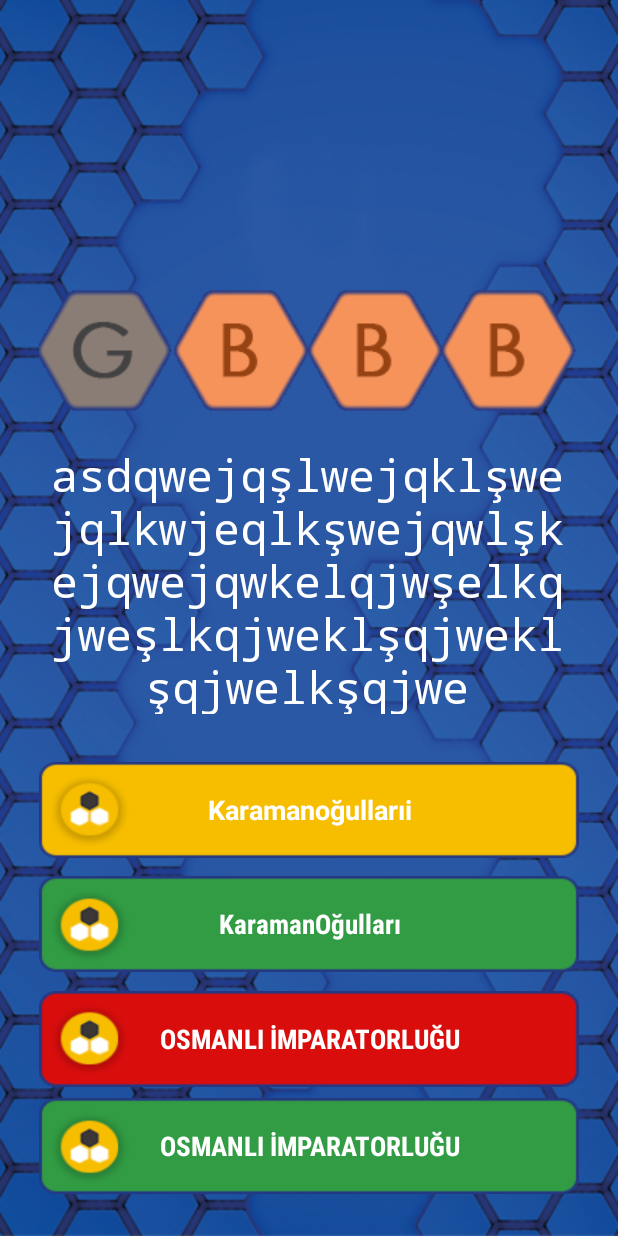
After one commit to mustafadmirtas/Altin-Petek, an Android app: the QuestionActivity screen opened directly, with no data from a screen before it, on a phone screen of 412 x 824 dp. The commit adds this screen. Run offline under Robolectric (Android 15) with nearby library versions, the phone set to English and light mode, and no system bars; Roboto replaces fonts that are not available here; 1 statement that could not run was skipped.

Commit message:
Question Activity Added & Button Click Operators Finish

```diff
--- a/app/src/main/AndroidManifest.xml
+++ b/app/src/main/AndroidManifest.xml
@@ -9,7 +9,8 @@
         android:roundIcon="@mipmap/ic_launcher_round"
         android:supportsRtl="true"
         android:theme="@style/AppTheme">
-        <activity android:name=".CreditsActivity"></activity>
+        <activity android:name=".QuestionActivity"></activity>
+        <activity android:name=".CreditsActivity" />
         <activity android:name=".OptionsActivity" />
         <activity android:name=".MainGame" />
         <activity android:name=".HelperActivity" />
--- a/app/src/main/java/com/ftmgroup/altinpetek/HelperActivity.java
+++ b/app/src/main/java/com/ftmgroup/altinpetek/HelperActivity.java
@@ -5,6 +5,8 @@ import androidx.appcompat.app.AppCompatActivity;
 import android.content.Context;
 import android.content.SharedPreferences;
 import android.os.Bundle;
+import android.view.View;
+import android.view.WindowManager;
 
 public class HelperActivity extends AppCompatActivity {
 
@@ -12,6 +14,10 @@ public class HelperActivity extends AppCompatActivity {
     protected void onCreate(Bundle savedInstanceState) {
         super.onCreate(savedInstanceState);
         setContentView(R.layout.activity_helper);
+        // MAKE FULL SCREEN
+        getWindow().setFlags(WindowManager.LayoutParams.FLAG_FULLSCREEN,WindowManager.LayoutParams.FLAG_FULLSCREEN);
+        getWindow().getDecorView().setSystemUiVisibility(View.SYSTEM_UI_FLAG_HIDE_NAVIGATION);
+        // Doing First Play True Means This Page Will no use Again
         SharedPreferences sharedPreferences = this.getSharedPreferences("SharedPref", Context.MODE_PRIVATE);
         SharedPreferences.Editor editor= sharedPreferences.edit();
         editor.putBoolean("FirstPlay",false);
--- a/app/src/main/java/com/ftmgroup/altinpetek/HomeActivity.java
+++ b/app/src/main/java/com/ftmgroup/altinpetek/HomeActivity.java
@@ -7,6 +7,7 @@ import android.content.Intent;
 import android.content.SharedPreferences;
 import android.os.Bundle;
 import android.view.View;
+import android.view.WindowManager;
 import android.widget.Button;
 
 public class HomeActivity extends AppCompatActivity {
@@ -16,6 +17,9 @@ public class HomeActivity extends AppCompatActivity {
     protected void onCreate(Bundle savedInstanceState) {
         super.onCreate(savedInstanceState);
         setContentView(R.layout.activity_home);
+        // MAKE FULL SCREEN
+        getWindow().setFlags(WindowManager.LayoutParams.FLAG_FULLSCREEN,WindowManager.LayoutParams.FLAG_FULLSCREEN);
+        getWindow().getDecorView().setSystemUiVisibility(View.SYSTEM_UI_FLAG_HIDE_NAVIGATION);
         Button buttonStart,buttonOptions,buttonCredits,buttonExit;
         buttonStart = findViewById(R.id.start_button);
         buttonOptions = findViewById(R.id.options_button);
--- a/app/src/main/java/com/ftmgroup/altinpetek/MainActivity.java
+++ b/app/src/main/java/com/ftmgroup/altinpetek/MainActivity.java
@@ -7,6 +7,7 @@ import android.animation.AnimatorSet;
 import android.animation.ObjectAnimator;
 import android.os.Bundle;
 import android.view.View;
+import android.view.WindowManager;
 import android.widget.ImageView;
 import android.widget.ProgressBar;
 import android.widget.TextView;
@@ -20,6 +21,9 @@ public class MainActivity extends AppCompatActivity {
     protected void onCreate(Bundle savedInstanceState) {
         super.onCreate(savedInstanceState);
         setContentView(R.layout.activity_main);
+        // MAKE FULL SCREEN
+        getWindow().setFlags(WindowManager.LayoutParams.FLAG_FULLSCREEN,WindowManager.LayoutParams.FLAG_FULLSCREEN);
+        getWindow().getDecorView().setSystemUiVisibility(View.SYSTEM_UI_FLAG_HIDE_NAVIGATION);
         logoImage= findViewById(R.id.imageView);
         progressBar = findViewById(R.id.progress_bar);
         textView = findViewById(R.id.textView);
--- a/app/src/main/java/com/ftmgroup/altinpetek/OptionsActivity.java
+++ b/app/src/main/java/com/ftmgroup/altinpetek/OptionsActivity.java
@@ -3,6 +3,8 @@ package com.ftmgroup.altinpetek;
 import androidx.appcompat.app.AppCompatActivity;
 
 import android.os.Bundle;
+import android.view.View;
+import android.view.WindowManager;
 
 public class OptionsActivity extends AppCompatActivity {
 
@@ -10,5 +12,8 @@ public class OptionsActivity extends AppCompatActivity {
     protected void onCreate(Bundle savedInstanceState) {
         super.onCreate(savedInstanceState);
         setContentView(R.layout.activity_options);
+        // MAKE FULL SCREEN
+        getWindow().setFlags(WindowManager.LayoutParams.FLAG_FULLSCREEN,WindowManager.LayoutParams.FLAG_FULLSCREEN);
+        getWindow().getDecorView().setSystemUiVisibility(View.SYSTEM_UI_FLAG_HIDE_NAVIGATION);
     }
 }
--- /dev/null
+++ b/app/src/main/java/com/ftmgroup/altinpetek/QuestionActivity.java
@@ -0,0 +1,19 @@
+package com.ftmgroup.altinpetek;
+
+import androidx.appcompat.app.AppCompatActivity;
+
+import android.os.Bundle;
+import android.view.View;
+import android.view.WindowManager;
+
+public class QuestionActivity extends AppCompatActivity {
+
+    @Override
+    protected void onCreate(Bundle savedInstanceState) {
+        super.onCreate(savedInstanceState);
+        setContentView(R.layout.activity_question);
+        // MAKE FULL SCREEN
+        getWindow().setFlags(WindowManager.LayoutParams.FLAG_FULLSCREEN,WindowManager.LayoutParams.FLAG_FULLSCREEN);
+        getWindow().getDecorView().setSystemUiVisibility(View.SYSTEM_UI_FLAG_HIDE_NAVIGATION);
+    }
+}
--- /dev/null
+++ b/app/src/main/res/layout/activity_question.xml
@@ -0,0 +1,145 @@
+<?xml version="1.0" encoding="utf-8"?>
+<androidx.constraintlayout.widget.ConstraintLayout xmlns:android="http://schemas.android.com/apk/res/android"
+    xmlns:app="http://schemas.android.com/apk/res-auto"
+    xmlns:tools="http://schemas.android.com/tools"
+    android:layout_width="match_parent"
+    android:layout_height="match_parent"
+    android:background="@drawable/bg"
+    tools:context=".QuestionActivity">
+
+    <TextView
+        android:id="@+id/textView4"
+        android:layout_width="356dp"
+        android:layout_height="180dp"
+        android:layout_marginBottom="32dp"
+        android:fontFamily="monospace"
+        android:text="asdqwejqşlwejqklşwejqlkwjeqlkşwejqwlşkejqwejqwkelqjwşelkqjweşlkqjweklşqjweklşqjwelkşqjwe"
+        android:textAlignment="center"
+        android:textColor="#FFFFFF"
+        android:textSize="30sp"
+        app:layout_constraintBottom_toTopOf="@+id/button30"
+        app:layout_constraintEnd_toStartOf="@+id/button36"
+        app:layout_constraintStart_toStartOf="@+id/button36" />
+
+    <Button
+        android:id="@+id/button30"
+        style="@style/Widget.AppCompat.Button"
+        android:layout_width="0dp"
+        android:layout_height="64dp"
+        android:layout_marginStart="26dp"
+        android:layout_marginEnd="26dp"
+        android:layout_marginBottom="252dp"
+        android:background="@drawable/questiontype1"
+        android:fontFamily="sans-serif"
+        android:text="Karamanoğullarıi"
+        android:textAlignment="center"
+        android:textAllCaps="false"
+        android:textAppearance="@style/TextAppearance.AppCompat.Body1"
+        android:textColor="#FFFFFF"
+        android:textSize="18sp"
+        android:textStyle="bold"
+        android:typeface="normal"
+        app:layout_constraintBottom_toBottomOf="parent"
+        app:layout_constraintEnd_toEndOf="parent"
+        app:layout_constraintStart_toStartOf="parent" />
+
+    <Button
+        android:id="@+id/button31"
+        android:layout_width="0dp"
+        android:layout_height="64dp"
+        android:layout_marginStart="26dp"
+        android:layout_marginTop="76dp"
+        android:layout_marginEnd="26dp"
+        android:layout_marginBottom="77dp"
+        android:background="@drawable/questiontype2"
+        android:fontFamily="sans-serif-condensed"
+        android:text="KaramanOğulları"
+        android:textAlignment="center"
+        android:textAllCaps="false"
+        android:textColor="#FFFFFF"
+        android:textSize="18sp"
+        android:textStyle="bold"
+        android:typeface="normal"
+        app:layout_constraintBottom_toBottomOf="@+id/button32"
+        app:layout_constraintEnd_toEndOf="parent"
+        app:layout_constraintStart_toStartOf="parent"
+        app:layout_constraintTop_toTopOf="@+id/button30" />
+
+    <Button
+        android:id="@+id/button32"
+        android:layout_width="0dp"
+        android:layout_height="64dp"
+        android:layout_marginStart="26dp"
+        android:layout_marginEnd="26dp"
+        android:layout_marginBottom="99dp"
+        android:background="@drawable/questiontype3"
+        android:fontFamily="sans-serif-condensed"
+        android:text="OSMANLI İMPARATORLUĞU"
+        android:textAlignment="center"
+        android:textAllCaps="false"
+        android:textColor="#FFFFFF"
+        android:textSize="18sp"
+        android:textStyle="bold"
+        android:typeface="normal"
+        app:layout_constraintBottom_toBottomOf="parent"
+        app:layout_constraintEnd_toEndOf="parent"
+        app:layout_constraintStart_toStartOf="parent" />
+
+    <Button
+        android:id="@+id/button33"
+        android:layout_width="0dp"
+        android:layout_height="64dp"
+        android:layout_marginStart="26dp"
+        android:layout_marginTop="7dp"
+        android:layout_marginEnd="26dp"
+        android:background="@drawable/questiontype2"
+        android:fontFamily="sans-serif-condensed"
+        android:text="OSMANLI İMPARATORLUĞU"
+        android:textAlignment="center"
+        android:textAllCaps="false"
+        android:textColor="#FFFFFF"
+        android:textSize="18sp"
+        android:textStyle="bold"
+        android:typeface="normal"
+        app:layout_constraintEnd_toEndOf="parent"
+        app:layout_constraintStart_toStartOf="parent"
+        app:layout_constraintTop_toBottomOf="@+id/button32" />
+
+    <Button
+        android:id="@+id/button34"
+        android:layout_width="wrap_content"
+        android:layout_height="wrap_content"
+        android:layout_marginStart="26dp"
+        android:background="@drawable/g"
+        app:layout_constraintBaseline_toBaselineOf="@+id/button35"
+        app:layout_constraintStart_toStartOf="parent" />
+
+    <Button
+        android:id="@+id/button35"
+        android:layout_width="wrap_content"
+        android:layout_height="wrap_content"
+        android:layout_marginBottom="21dp"
+        android:background="@drawable/b"
+        app:layout_constraintBottom_toTopOf="@+id/textView4"
+        app:layout_constraintStart_toEndOf="@+id/button34" />
+
+    <Button
+        android:id="@+id/button36"
+        android:layout_width="wrap_content"
+        android:layout_height="wrap_content"
+        android:layout_marginStart="89dp"
+        android:layout_marginEnd="89dp"
+        android:background="@drawable/b"
+        app:layout_constraintEnd_toEndOf="@+id/button37"
+        app:layout_constraintStart_toStartOf="@+id/button35"
+        app:layout_constraintTop_toTopOf="@+id/button35" />
+
+    <Button
+        android:id="@+id/button37"
+        android:layout_width="wrap_content"
+        android:layout_height="wrap_content"
+        android:layout_marginEnd="27dp"
+        android:background="@drawable/b"
+        app:layout_constraintBaseline_toBaselineOf="@+id/button36"
+        app:layout_constraintEnd_toEndOf="parent" />
+</androidx.constraintlayout.widget.ConstraintLayout>
```
Also changed, not shown: app/src/main/java/com/ftmgroup/altinpetek/MainGame.java (+75 -1 lines), app/src/main/res/layout/activity_main_game.xml (+182 -125 lines), app/src/main/res/drawable/b.png (added), app/src/main/res/drawable/g.png (added), app/src/main/res/drawable/graypetek.png (added), app/src/main/res/drawable/questiontype1.png (added), app/src/main/res/drawable/questiontype2.png (added), app/src/main/res/drawable/questiontype3.png (added).
